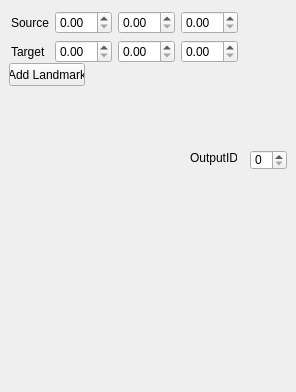
The window that Plugins/org.mitk.gui.qt.igtexamples/src/internal/QmitkXDofTo6DofExample.ui (alaansheikhani/MITK) describes before a commit, drawn with Qt 5.
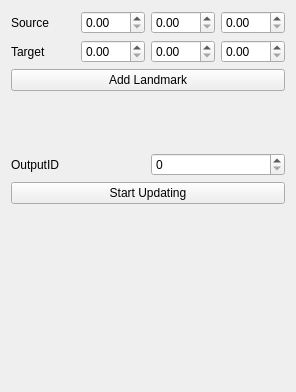
The same window after the commit. Custom widgets are drawn as their Qt base class.

Commit message: Extension of first implementation of View

What changed in the file:
```diff
--- a/Plugins/org.mitk.gui.qt.igtexamples/src/internal/QmitkXDofTo6DofExample.ui
+++ b/Plugins/org.mitk.gui.qt.igtexamples/src/internal/QmitkXDofTo6DofExample.ui
@@ -19,64 +19,8 @@
   <property name="windowTitle">
    <string>QmitkTemplate</string>
   </property>
-  <widget class="QPushButton" name="butStart">
-   <property name="geometry">
-    <rect>
-     <x>9</x>
-     <y>63</y>
-     <width>76</width>
-     <height>23</height>
-    </rect>
-   </property>
-   <property name="text">
-    <string>Add Landmark</string>
-   </property>
-  </widget>
-  <widget class="QmitkNavigationDataSourceSelectionWidget" name="NavigationDataSourceSelectionWidget" native="true">
-   <property name="geometry">
-    <rect>
-     <x>9</x>
-     <y>92</y>
-     <width>278</width>
-     <height>50</height>
-    </rect>
-   </property>
-   <property name="minimumSize">
-    <size>
-     <width>0</width>
-     <height>50</height>
-    </size>
-   </property>
-   <zorder>spacer2</zorder>
-   <zorder>spacer2</zorder>
-  </widget>
-  <widget class="QSpinBox" name="outputID">
-   <property name="enabled">
-    <bool>true</bool>
-   </property>
-   <property name="geometry">
-    <rect>
-     <x>250</x>
-     <y>150</y>
-     <width>37</width>
-     <height>20</height>
-    </rect>
-   </property>
-  </widget>
-  <widget class="QLabel" name="label_3">
-   <property name="geometry">
-    <rect>
-     <x>190</x>
-     <y>150</y>
-     <width>47</width>
-     <height>16</height>
-    </rect>
-   </property>
-   <property name="text">
-    <string>OutputID</string>
-   </property>
-  </widget>
-  <widget class="QWidget" name="">
+  <layout class="QVBoxLayout" name="verticalLayout">
+   <item>
    <layout class="QGridLayout" name="gridLayout">
     <item row="0" column="0">
      <widget class="QLabel" name="label">
@@ -111,7 +55,63 @@
      <widget class="QDoubleSpinBox" name="target3"/>
     </item>
    </layout>
-  </widget>
+   </item>
+   <item>
+    <widget class="QPushButton" name="butStart">
+     <property name="text">
+      <string>Add Landmark</string>
+     </property>
+    </widget>
+   </item>
+   <item>
+    <widget class="QmitkNavigationDataSourceSelectionWidget" name="NavigationDataSourceSelectionWidget" native="true">
+     <property name="minimumSize">
+      <size>
+       <width>0</width>
+       <height>50</height>
+      </size>
+     </property>
+    </widget>
+   </item>
+   <item>
+    <layout class="QHBoxLayout" name="horizontalLayout">
+     <item>
+      <widget class="QLabel" name="label_3">
+       <property name="text">
+        <string>OutputID</string>
+       </property>
+      </widget>
+     </item>
+     <item>
+      <widget class="QSpinBox" name="outputID">
+       <property name="enabled">
+        <bool>true</bool>
+       </property>
+      </widget>
+     </item>
+    </layout>
+   </item>
+   <item>
+    <widget class="QPushButton" name="butStartUpdating">
+     <property name="text">
+      <string>Start Updating</string>
+     </property>
+    </widget>
+   </item>
+   <item>
+    <spacer name="verticalSpacer">
+     <property name="orientation">
+      <enum>Qt::Vertical</enum>
+     </property>
+     <property name="sizeHint" stdset="0">
+      <size>
+       <width>20</width>
+       <height>175</height>
+      </size>
+     </property>
+    </spacer>
+   </item>
+  </layout>
  </widget>
  <layoutdefault spacing="6" margin="11"/>
  <customwidgets>
```
Lines whose indentation alone changed are shown as unchanged. The commit also changes 2 other files.
